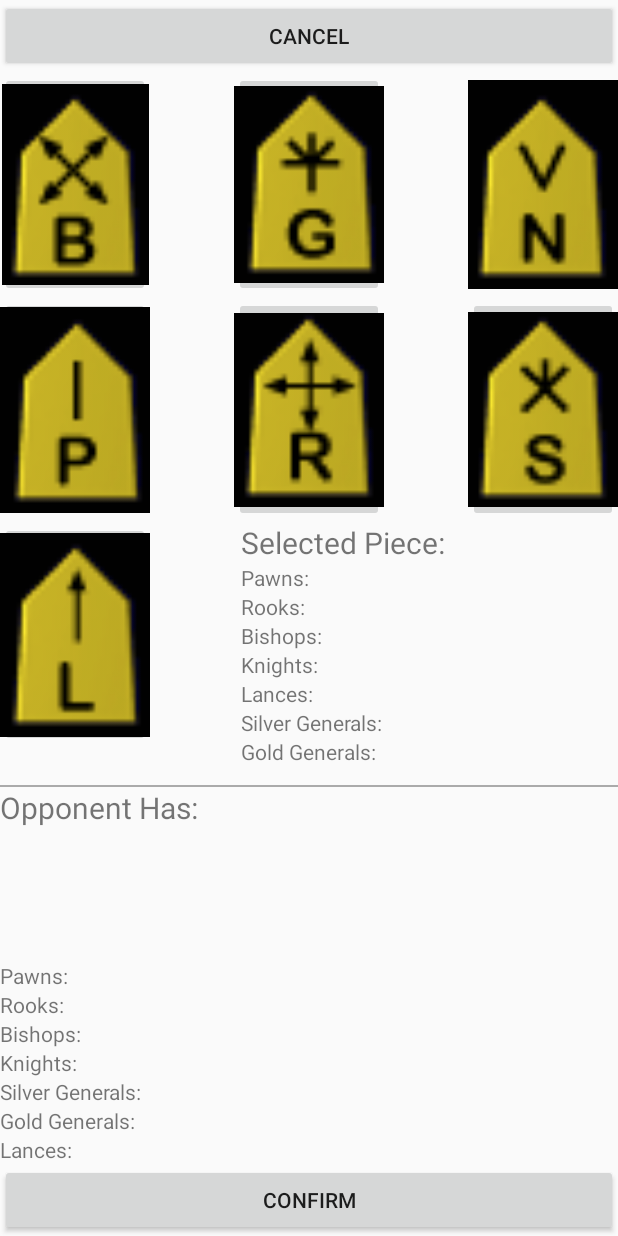
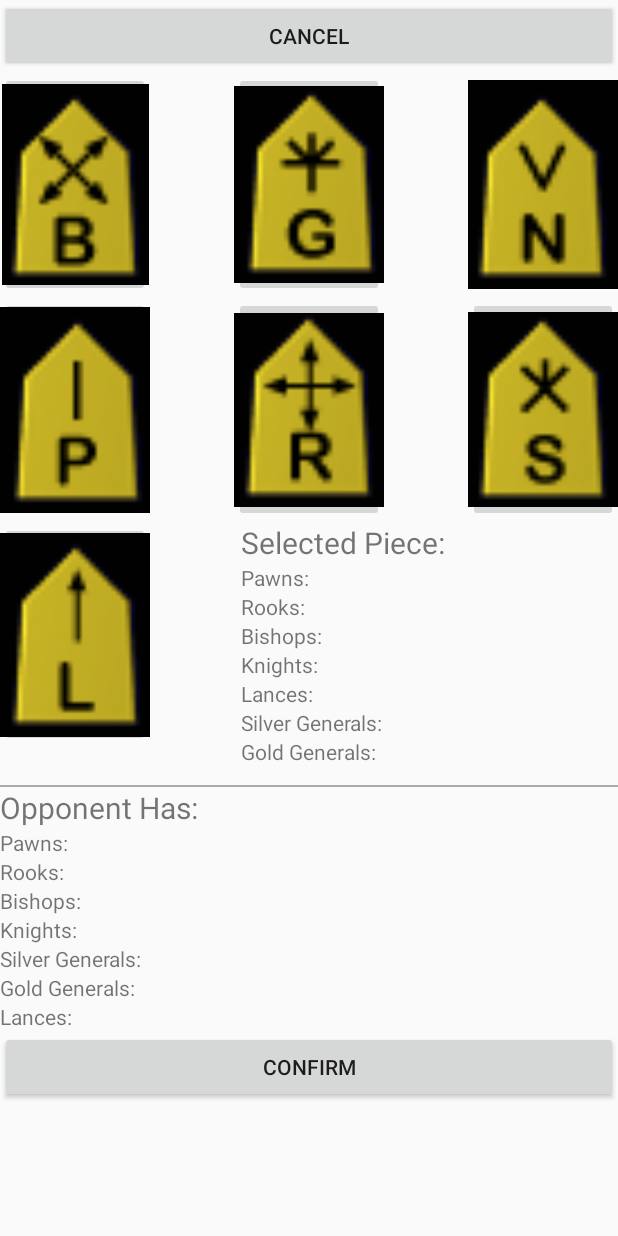
Before and after one commit to malikh22/ShogiCS301, an Android app: the layout dropping.xml on its own in the app's theme, with its tools: preview values and no code run, on a phone screen of 412 x 824 dp. Run offline under Robolectric (Android 15) with nearby library versions, the phone set to English and light mode, and no system bars.

Commit message:
more GUI cleanup, added dropping sound

```diff
--- a/app/src/main/java/com/example/shogics301/ShogiGui.java
+++ b/app/src/main/java/com/example/shogics301/ShogiGui.java
@@ -74,6 +74,7 @@ public class ShogiGui extends FlashSurfaceView {
     public ShogiGui(Context context, AttributeSet attrs) {
         super(context, attrs);
         setWillNotDraw(false);
+
         board = BitmapFactory.decodeResource(getResources(), shougi_board);
         board = Bitmap.createScaledBitmap(board, 1300, 1400, false);
 
--- a/app/src/main/res/layout/dropping.xml
+++ b/app/src/main/res/layout/dropping.xml
@@ -174,11 +174,6 @@
             android:text="Opponent Has:"
             android:textSize="20sp" />
 
-        <Space
-            android:layout_width="match_parent"
-            android:layout_height="wrap_content"
-            android:layout_weight="1" />
-
         <TextView
             android:id="@+id/textView54"
             android:layout_width="match_parent"
```
Also changed, not shown: app/src/main/java/com/example/shogics301/ShogiHumanPlayer.java (+17 -3 lines), 2 other files.
